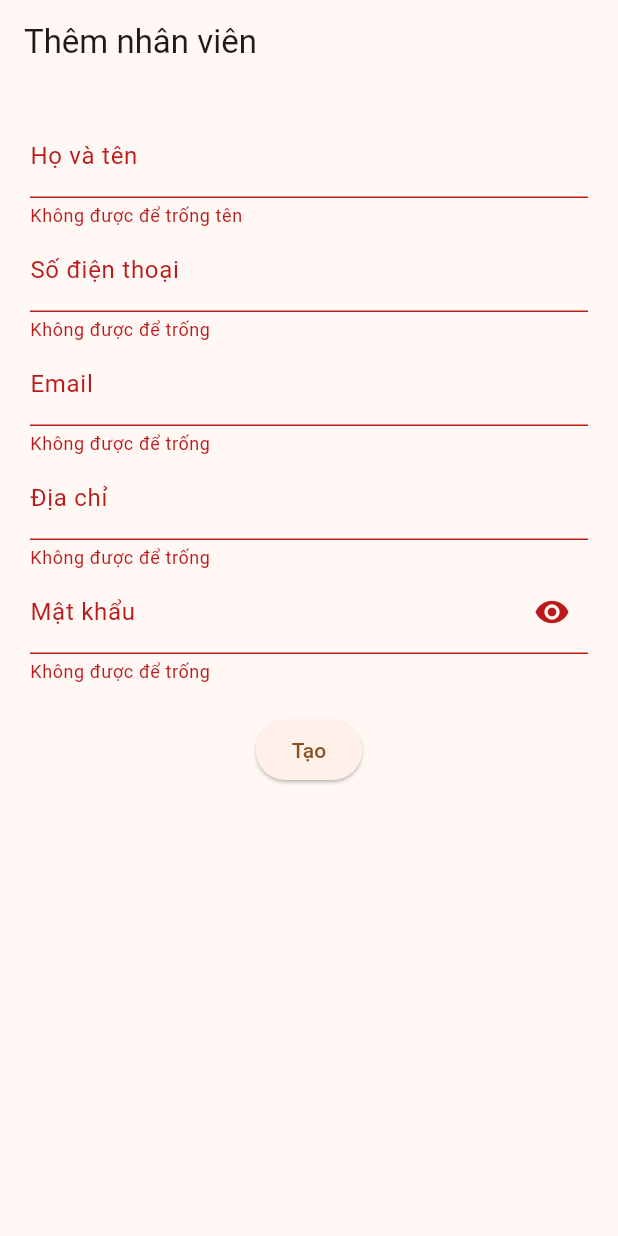
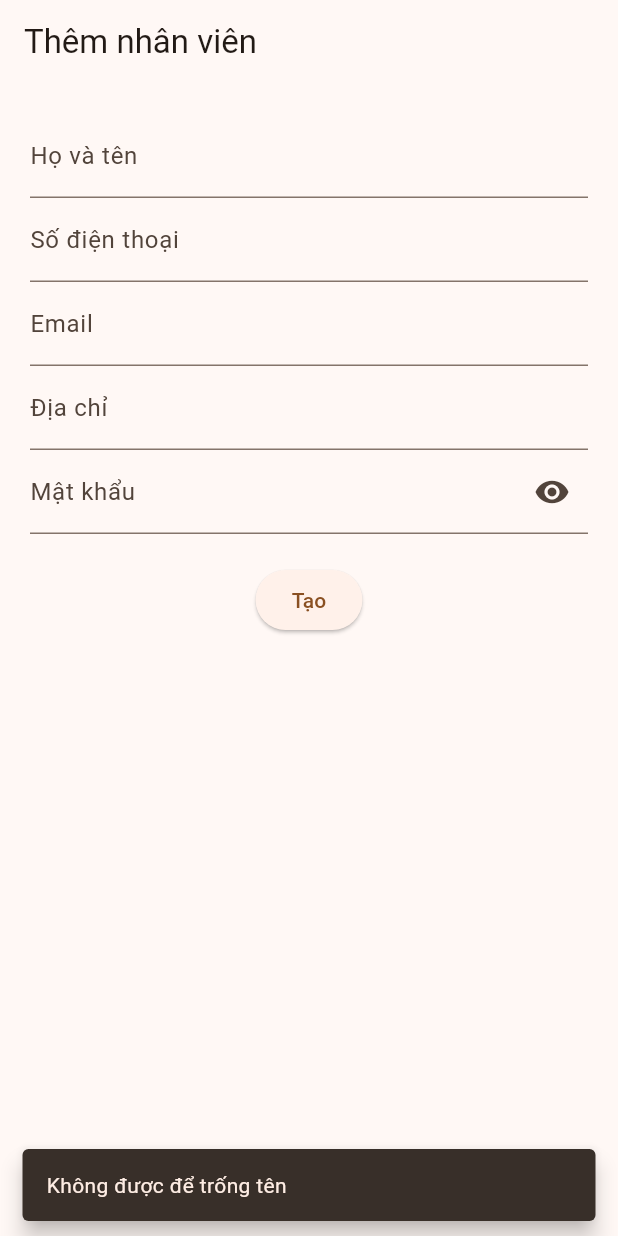
Before and after one commit to phat-hub/coffee_management_app, a Flutter app: the CreateStaffScreen screen opened by its route, after a tap on "Tạo", on a phone screen of 412 x 824 dp. Run offline on Flutter 3.47's test engine with Material 3 defaults, Android fonts, the phone set to English and light mode, and no system bars; our stand-ins replace fl_chart, flutter_dotenv, go_router, image_picker, pocketbase, shared_preferences; accounts and stored records are empty.

Commit message:
Fix loi overflow o tao tai khoan nhan vien

```diff
--- a/lib/ui/auth/create_staff_screen.dart
+++ b/lib/ui/auth/create_staff_screen.dart
@@ -23,12 +23,46 @@ class _CreateStaffScreenState extends State<CreateStaffScreen> {
   bool _obscurePassword = true;
   bool loading = false;
 
-  /// Regex
   final emailRegex = RegExp(r'^[^@]+@[^@]+\.[^@]+$');
   final phoneRegex = RegExp(r'^(0|\+84)[0-9]{9}$');
 
+  /// 🔥 VALIDATE KHÔNG GÂY GIẬT
+  String? _validate() {
+    if (name.text.trim().isEmpty) return 'Không được để trống tên';
+
+    if (phone.text.isEmpty) return 'Không được để trống số điện thoại';
+    if (!phoneRegex.hasMatch(phone.text)) return 'Số điện thoại không hợp lệ';
+
+    if (email.text.isEmpty) return 'Không được để trống email';
+    if (!emailRegex.hasMatch(email.text)) return 'Email không hợp lệ';
+
+    if (address.text.isEmpty) return 'Không được để trống địa chỉ';
+
+    if (password.text.isEmpty) return 'Không được để trống mật khẩu';
+    if (password.text.length < 8) return 'Mật khẩu phải ≥ 8 ký tự';
+
+    return null;
+  }
+
   Future<void> submit() async {
-    if (!_formKey.currentState!.validate()) return;
+    final error = _validate();
+
+    if (error != null) {
+      FocusScope.of(context).unfocus(); //  tắt bàn phím
+
+      ScaffoldMessenger.of(context)
+        ..hideCurrentSnackBar()
+        ..showSnackBar(
+          SnackBar(
+            content: Text(error),
+            behavior: SnackBarBehavior.floating, //  màu mặc định
+          ),
+        );
+
+      return;
+    }
+
+    FocusScope.of(context).unfocus();
 
     setState(() => loading = true);
 
@@ -46,7 +80,6 @@ class _CreateStaffScreenState extends State<CreateStaffScreen> {
 
       context.go('/staff');
     } catch (e) {
-      /// bắt lỗi email trùng từ PocketBase
       ScaffoldMessenger.of(
         context,
       ).showSnackBar(SnackBar(content: Text(e.toString())));
@@ -58,82 +91,44 @@ class _CreateStaffScreenState extends State<CreateStaffScreen> {
   @override
   Widget build(BuildContext context) {
     return Scaffold(
+      resizeToAvoidBottomInset: false, // 🔥 giữ UI cố định
+
       appBar: AppBar(title: const Text('Thêm nhân viên')),
+
       body: Padding(
         padding: const EdgeInsets.all(20),
-        child: Form(
-          key: _formKey,
         child: Column(
           children: [
-              /// NAME
-              TextFormField(
+            TextField(
               controller: name,
               decoration: const InputDecoration(labelText: 'Họ và tên'),
-                validator: (value) {
-                  if (value == null || value.trim().isEmpty) {
-                    return 'Không được để trống tên';
-                  }
-                  return null;
-                },
             ),
 
-              /// PHONE
-              TextFormField(
+            TextField(
               controller: phone,
               decoration: const InputDecoration(labelText: 'Số điện thoại'),
               keyboardType: TextInputType.phone,
-                validator: (value) {
-                  if (value == null || value.isEmpty) {
-                    return 'Không được để trống';
-                  }
-
-                  if (!phoneRegex.hasMatch(value)) {
-                    return 'Số điện thoại không hợp lệ';
-                  }
-
-                  return null;
-                },
             ),
 
-              /// EMAIL
-              TextFormField(
+            TextField(
               controller: email,
               decoration: const InputDecoration(labelText: 'Email'),
               keyboardType: TextInputType.emailAddress,
-                validator: (value) {
-                  if (value == null || value.isEmpty) {
-                    return 'Không được để trống';
-                  }
-                  if (!emailRegex.hasMatch(value)) {
-                    return 'Email không hợp lệ';
-                  }
-                  return null;
-                },
             ),
 
-              /// ADDRESS
-              TextFormField(
+            TextField(
               controller: address,
               decoration: const InputDecoration(labelText: 'Địa chỉ'),
-                validator: (value) {
-                  if (value == null || value.isEmpty) {
-                    return 'Không được để trống';
-                  }
-                  return null;
-                },
             ),
 
-              /// PASSWORD
-              TextFormField(
+            TextField(
               controller: password,
               obscureText: _obscurePassword,
               decoration: InputDecoration(
                 labelText: 'Mật khẩu',
                 suffixIcon: IconButton(
                   icon: Icon(
-                      _obscurePassword
-                          ? Icons.visibility
-                          : Icons.visibility_off,
+                    _obscurePassword ? Icons.visibility : Icons.visibility_off,
                   ),
                   onPressed: () {
                     setState(() {
@@ -142,15 +137,6 @@ class _CreateStaffScreenState extends State<CreateStaffScreen> {
                   },
                 ),
               ),
-                validator: (value) {
-                  if (value == null || value.isEmpty) {
-                    return 'Không được để trống';
-                  }
-                  if (value.length < 8) {
-                    return 'Mật khẩu phải ≥ 8 ký tự';
-                  }
-                  return null;
-                },
             ),
 
             const SizedBox(height: 20),
@@ -161,7 +147,6 @@ class _CreateStaffScreenState extends State<CreateStaffScreen> {
           ],
         ),
       ),
-      ),
     );
   }
 }
```
Lines whose indentation alone changed are shown as unchanged.
